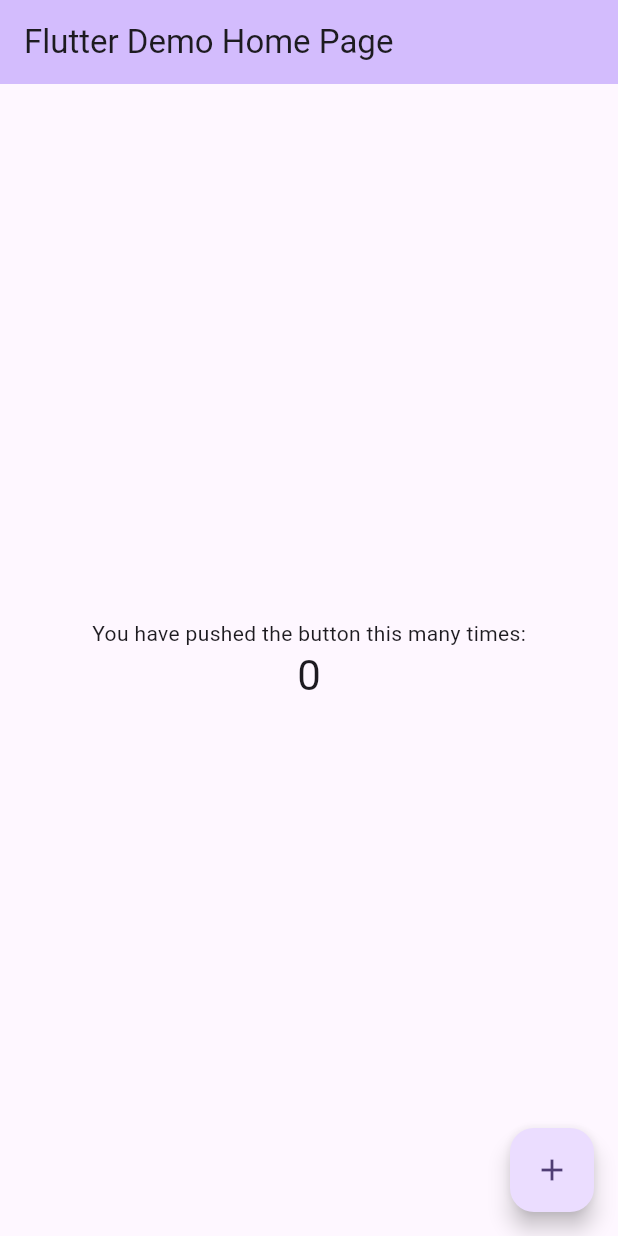
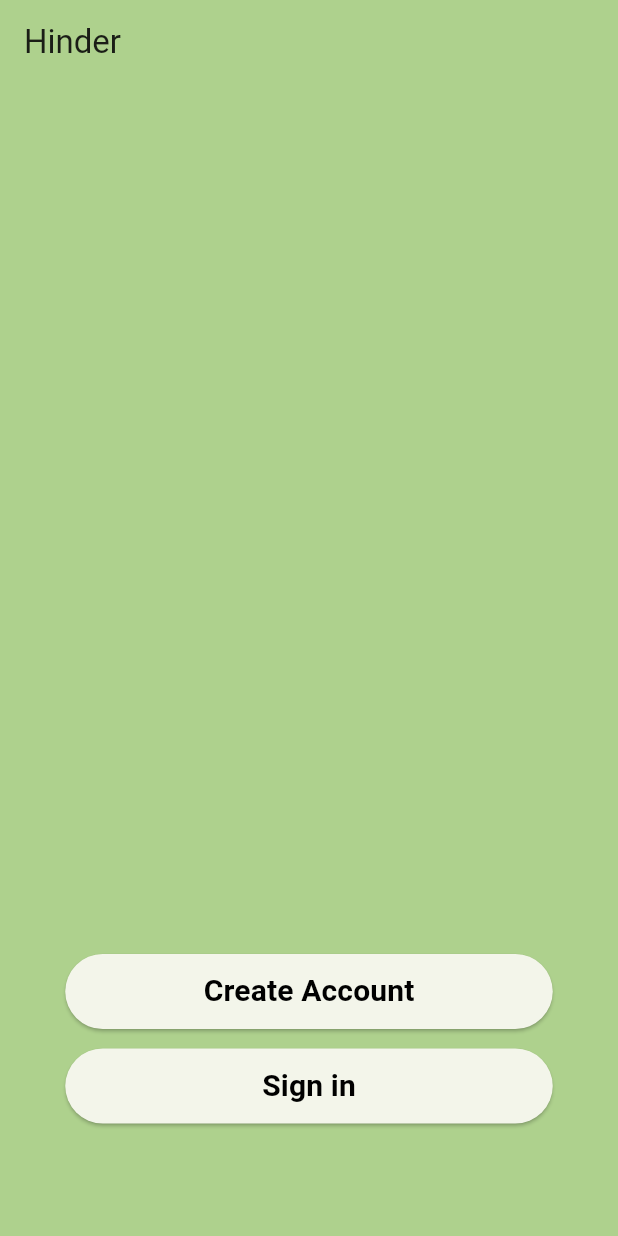
Before and after one commit to angel-romero-f/hinder, a Flutter app: the screen it shows after launch, on a phone screen of 412 x 824 dp. Run offline on Flutter 3.47's test engine with Material 3 defaults, Android fonts, the phone set to English and light mode, and no system bars.

Commit message:
Add UI to home page

```diff
--- a/lib/main.dart
+++ b/lib/main.dart
@@ -7,119 +7,77 @@
 class MyApp extends StatelessWidget {
   const MyApp({super.key});
 
-  // This widget is the root of your application.
   @override
   Widget build(BuildContext context) {
     return MaterialApp(
-      title: 'Flutter Demo',
+      title: 'Hinder',
       theme: ThemeData(
-        // This is the theme of your application.
-        //
-        // TRY THIS: Try running your application with "flutter run". You'll see
-        // the application has a purple toolbar. Then, without quitting the app,
-        // try changing the seedColor in the colorScheme below to Colors.green
-        // and then invoke "hot reload" (save your changes or press the "hot
-        // reload" button in a Flutter-supported IDE, or press "r" if you used
-        // the command line to start the app).
-        //
-        // Notice that the counter didn't reset back to zero; the application
-        // state is not lost during the reload. To reset the state, use hot
-        // restart instead.
-        //
-        // This works for code too, not just values: Most code changes can be
-        // tested with just a hot reload.
-        colorScheme: ColorScheme.fromSeed(seedColor: Colors.deepPurple),
+        colorScheme:
+            ColorScheme.fromSeed(seedColor: Color.fromARGB(0, 139, 171, 110)),
         useMaterial3: true,
       ),
-      home: const MyHomePage(title: 'Flutter Demo Home Page'),
+      home: const MyHomePage(),
     );
   }
 }
 
-class MyHomePage extends StatefulWidget {
-  const MyHomePage({super.key, required this.title});
+class MyHomePage extends StatelessWidget {
+  const MyHomePage({super.key});
 
-  // This widget is the home page of your application. It is stateful, meaning
-  // that it has a State object (defined below) that contains fields that affect
-  // how it looks.
-
-  // This class is the configuration for the state. It holds the values (in this
-  // case the title) provided by the parent (in this case the App widget) and
-  // used by the build method of the State. Fields in a Widget subclass are
-  // always marked "final".
-
-  final String title;
-
-  @override
-  State<MyHomePage> createState() => _MyHomePageState();
-}
-
-class _MyHomePageState extends State<MyHomePage> {
-  int _counter = 0;
-
-  void _incrementCounter() {
-    setState(() {
-      // This call to setState tells the Flutter framework that something has
-      // changed in this State, which causes it to rerun the build method below
-      // so that the display can reflect the updated values. If we changed
-      // _counter without calling setState(), then the build method would not be
-      // called again, and so nothing would appear to happen.
-      _counter++;
-    });
-  }
+  final title = 'Hinder';
 
   @override
   Widget build(BuildContext context) {
-    // This method is rerun every time setState is called, for instance as done
-    // by the _incrementCounter method above.
-    //
-    // The Flutter framework has been optimized to make rerunning build methods
-    // fast, so that you can just rebuild anything that needs updating rather
-    // than having to individually change instances of widgets.
     return Scaffold(
+      backgroundColor: Theme.of(context).colorScheme.inversePrimary,
       appBar: AppBar(
-        // TRY THIS: Try changing the color here to a specific color (to
-        // Colors.amber, perhaps?) and trigger a hot reload to see the AppBar
-        // change color while the other colors stay the same.
         backgroundColor: Theme.of(context).colorScheme.inversePrimary,
-        // Here we take the value from the MyHomePage object that was created by
-        // the App.build method, and use it to set our appbar title.
-        title: Text(widget.title),
+        title: Text(title),
       ),
       body: Center(
-        // Center is a layout widget. It takes a single child and positions it
-        // in the middle of the parent.
         child: Column(
-          // Column is also a layout widget. It takes a list of children and
-          // arranges them vertically. By default, it sizes itself to fit its
-          // children horizontally, and tries to be as tall as its parent.
-          //
-          // Column has various properties to control how it sizes itself and
-          // how it positions its children. Here we use mainAxisAlignment to
-          // center the children vertically; the main axis here is the vertical
-          // axis because Columns are vertical (the cross axis would be
-          // horizontal).
-          //
-          // TRY THIS: Invoke "debug painting" (choose the "Toggle Debug Paint"
-          // action in the IDE, or press "p" in the console), to see the
-          // wireframe for each widget.
-          mainAxisAlignment: MainAxisAlignment.center,
-          children: <Widget>[
-            const Text(
-              'You have pushed the button this many times:',
+          mainAxisAlignment:
+              MainAxisAlignment.end, // Aligns children to the bottom
+          children: [
+            SizedBox(
+              height: 50,
+              width: 325,
+              child: ElevatedButton(
+                onPressed: () {
+                  debugPrint('hello');
+                },
+                child: const Text(
+                  'Create Account',
+                  style: TextStyle(
+                    fontSize: 20.0,
+                    fontWeight: FontWeight.bold,
+                    color: Colors.black,
+                  ),
+                ),
+              ),
             ),
-            Text(
-              '$_counter',
-              style: Theme.of(context).textTheme.headlineMedium,
+            const SizedBox(height: 13), // Add padding between the buttons
+            SizedBox(
+              height: 50,
+              width: 325,
+              child: ElevatedButton(
+                onPressed: () {
+                  debugPrint('hello');
+                },
+                child: const Text(
+                  'Sign in',
+                  style: TextStyle(
+                    fontSize: 20.0,
+                    fontWeight: FontWeight.bold,
+                    color: Colors.black,
+                  ),
+                ),
+              ),
             ),
+            const SizedBox(height: 75), // Add some spacing at the bottom
           ],
         ),
       ),
-      floatingActionButton: FloatingActionButton(
-        onPressed: _incrementCounter,
-        tooltip: 'Increment',
-        child: const Icon(Icons.add),
-      ), // This trailing comma makes auto-formatting nicer for build methods.
     );
   }
 }
```
